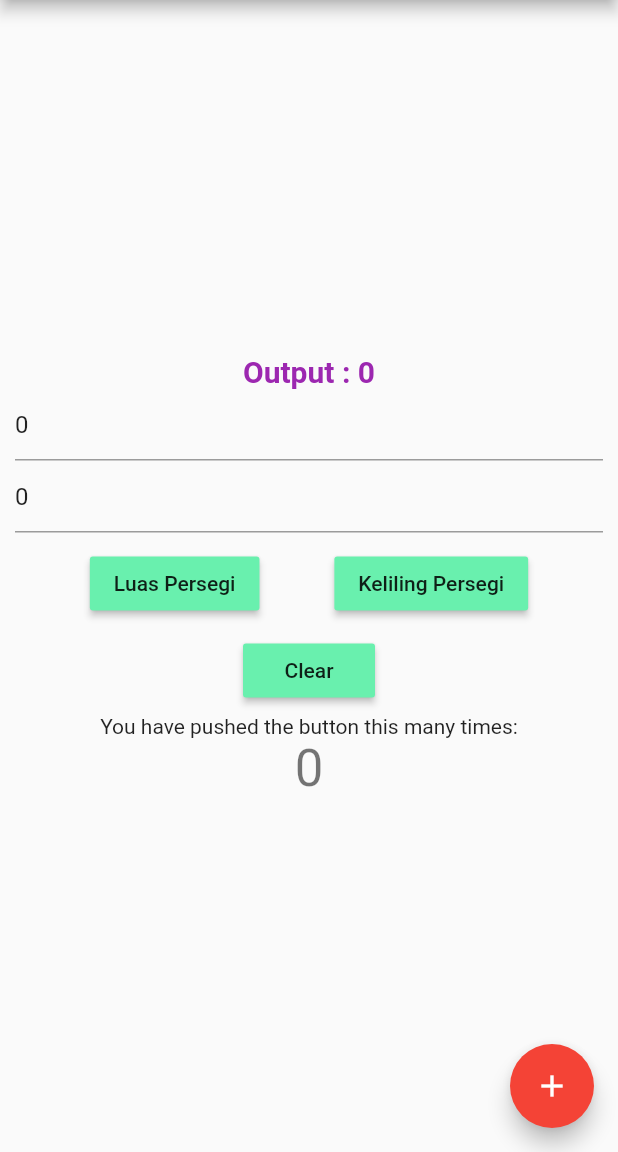
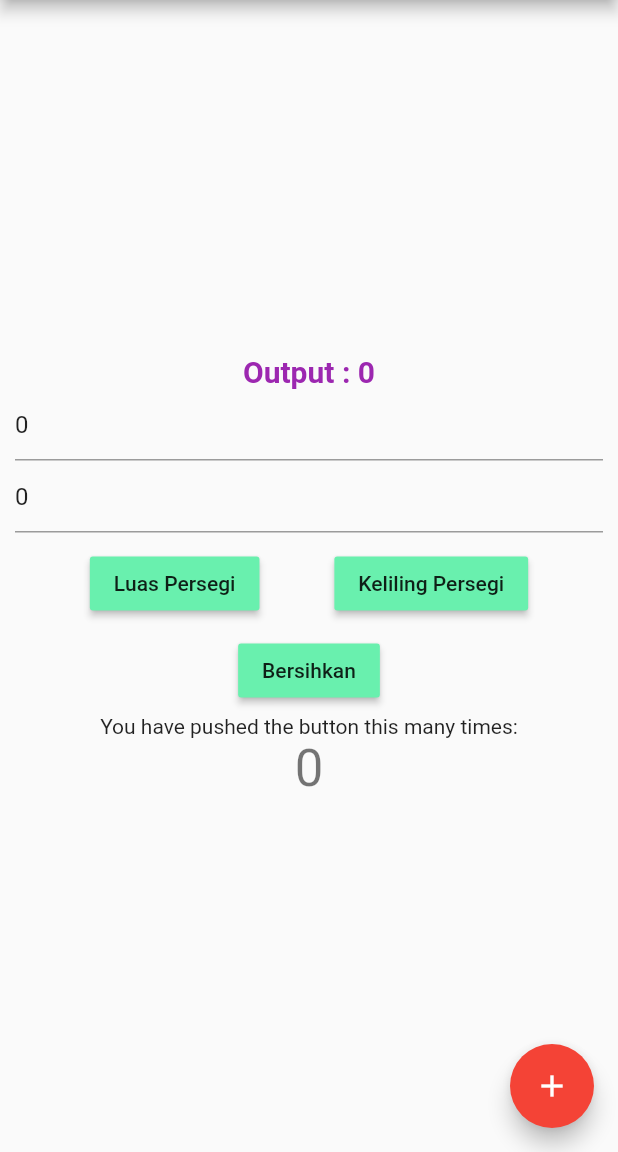
Before and after one commit to ivandermoura/persegipanjang, a Flutter app: the screen it shows after launch, on a phone screen of 412 x 824 dp, the part 84-1236 px from its top. Run offline on Flutter 3.47's test engine with Material 2 defaults, Android fonts, the phone set to English and light mode, and no system bars.

Commit message:
edit fitur

```diff
--- a/lib/home_page.dart
+++ b/lib/home_page.dart
@@ -109,7 +109,7 @@ class _HomepageState extends State<Homepage> {
               mainAxisAlignment: MainAxisAlignment.center,
               children: <Widget>[
                 new MaterialButton(
-                  child: new Text("Clear"),
+                  child: new Text("Bersihkan"),
                   color: Colors.greenAccent,
                   onPressed: doClear,
                 ),
```
